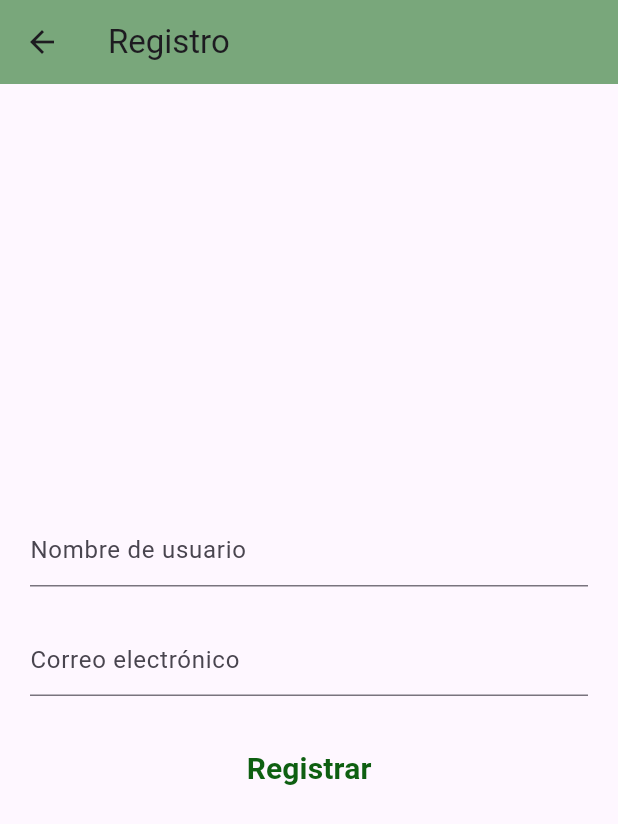
After one commit to Abysswalker1804/TAP2024-Flutter, a Flutter app: the RegistroScreen screen opened directly, on a phone screen of 412 x 824 dp. The commit adds this screen. Shown: the top 824 px of the screen. Run offline on Flutter 3.47's test engine with Material 3 defaults, Android fonts, the phone set to English and light mode, and no system bars; our stand-ins replace email_validator, lottie; missing offline and left inert: day_night_switcher, splash_view; network calls fail.

Commit message:
Actualización 10/05

```diff
--- a/lib/main.dart
+++ b/lib/main.dart
@@ -4,6 +4,7 @@ import 'package:flutter/material.dart';
 import 'package:tap2024/screens/home_screen.dart';
 import 'package:tap2024/screens/intenciones_screen.dart';
 import 'package:tap2024/screens/login_screen_2.dart';
+import 'package:tap2024/screens/popular_screen.dart';
 import 'package:tap2024/screens/splash_screen.dart';
 import 'package:tap2024/settings/theme_settings.dart';
 import 'package:tap2024/value_listener.dart';
@@ -20,7 +21,7 @@ class MyApp extends StatelessWidget {
       builder: (context,value,child) {
         return MaterialApp(
           debugShowCheckedModeBanner: false,
-          home: const SplashScreen(),
+          home: const PopularScreen(),//SplashScreen(),
           theme: value==true? ThemeSettings.darkTheme(context): ThemeSettings.lightTheme(context),
           routes: {
             "/home": (context) => const HomeScreen(),
--- /dev/null
+++ b/lib/screens/registro_screen.dart
@@ -0,0 +1,92 @@
+import 'package:email_validator/email_validator.dart';
+import 'package:flutter/material.dart';
+
+class RegistroScreen extends StatefulWidget {
+  const RegistroScreen({super.key});
+
+  @override
+  State<RegistroScreen> createState() => _RegistroScreenState();
+}
+
+class _RegistroScreenState extends State<RegistroScreen> {
+  TextEditingController emailController=TextEditingController();
+  TextEditingController usrNickname=TextEditingController();
+
+  void validateEmail(){
+    final bool isValid=EmailValidator.validate(emailController.text.trim());
+    if(isValid){
+      ScaffoldMessenger.of(context).showSnackBar(
+        const SnackBar(content: Text('Correo válido'))
+      );
+    }else{
+      ScaffoldMessenger.of(context).showSnackBar(
+        const SnackBar(content: Text('Correo NO válido'))
+      );
+    }
+  }
+
+  void validateUsrNickname(){
+    if(usrNickname.text.trim().isNotEmpty && usrNickname.text.trim().length>5){
+      ScaffoldMessenger.of(context).showSnackBar(
+        const SnackBar(content: Text('Nombre de usuario válido'))
+      );
+    }else{
+      ScaffoldMessenger.of(context).showSnackBar(
+        const SnackBar(content: Text('Nombre de usuario NO válido'))
+      );
+    }
+  }
+
+  @override
+  Widget build(BuildContext context) {
+    return Scaffold(
+      appBar: AppBar(
+        backgroundColor: const Color.fromARGB(255, 121, 167, 123),
+        title: const Text('Registro'),
+      ),
+      body: Padding(
+        padding: const EdgeInsets.symmetric(horizontal: 20),
+        child: Column(
+          mainAxisAlignment: MainAxisAlignment.center,
+          children: [
+            TextFormField(
+              controller: usrNickname,
+              decoration: const InputDecoration(
+                hintText: 'Nombre de usuario',
+              ),
+            ),
+
+            const SizedBox(height: 25,),
+
+            TextFormField(
+              controller: emailController,
+              decoration: const InputDecoration(
+                hintText: 'Correo electrónico'
+              ),
+            ),
+
+            const SizedBox(height: 25,),
+
+            TextButton(
+              onPressed:()=>{
+                validateUsrNickname(),
+                setState(() {
+                  Future.delayed(const Duration(seconds: 1));
+                  validateEmail();
+                }),
+              },
+              child: const Text(
+                'Registrar',
+                style: TextStyle(
+                  fontWeight: FontWeight.bold,
+                  color: Color.fromARGB(255, 14, 95, 17),
+                  fontSize: 20,
+                ),
+              )
+            ),
+          ],
+        ),
+      ),
+    );
+  }
+}
--- a/pubspec.yaml
+++ b/pubspec.yaml
@@ -38,6 +38,10 @@ dependencies:
   lottie: ^3.1.0
   splash_view: ^2.0.1
   day_night_switcher: ^0.2.0+1
+  url_launcher: ^6.2.6
+  http: ^1.2.1
+  email_validator: ^2.1.17
+  cached_network_image: ^3.3.1
 
 dev_dependencies:
   flutter_test:
```
Also changed, not shown: lib/models/popular_model.dart (added, +43 -0 lines), lib/network/api_popular.dart (added, +18 -0 lines), lib/screens/intenciones_screen.dart (+52 -10 lines), lib/screens/login_screen.dart (+18 -4 lines), lib/screens/popular_screen.dart (added, +44 -0 lines), lib/views/popular_view.dart (added, +27 -0 lines), pubspec.lock, 5 other files.
